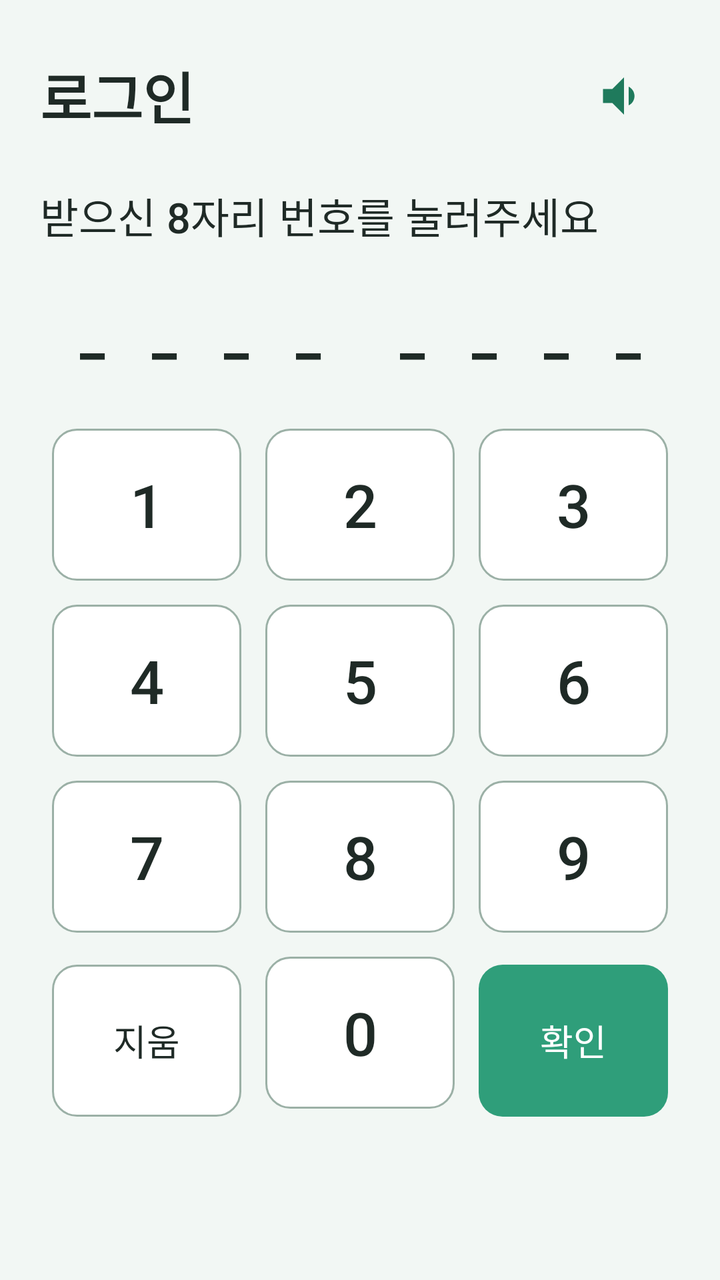
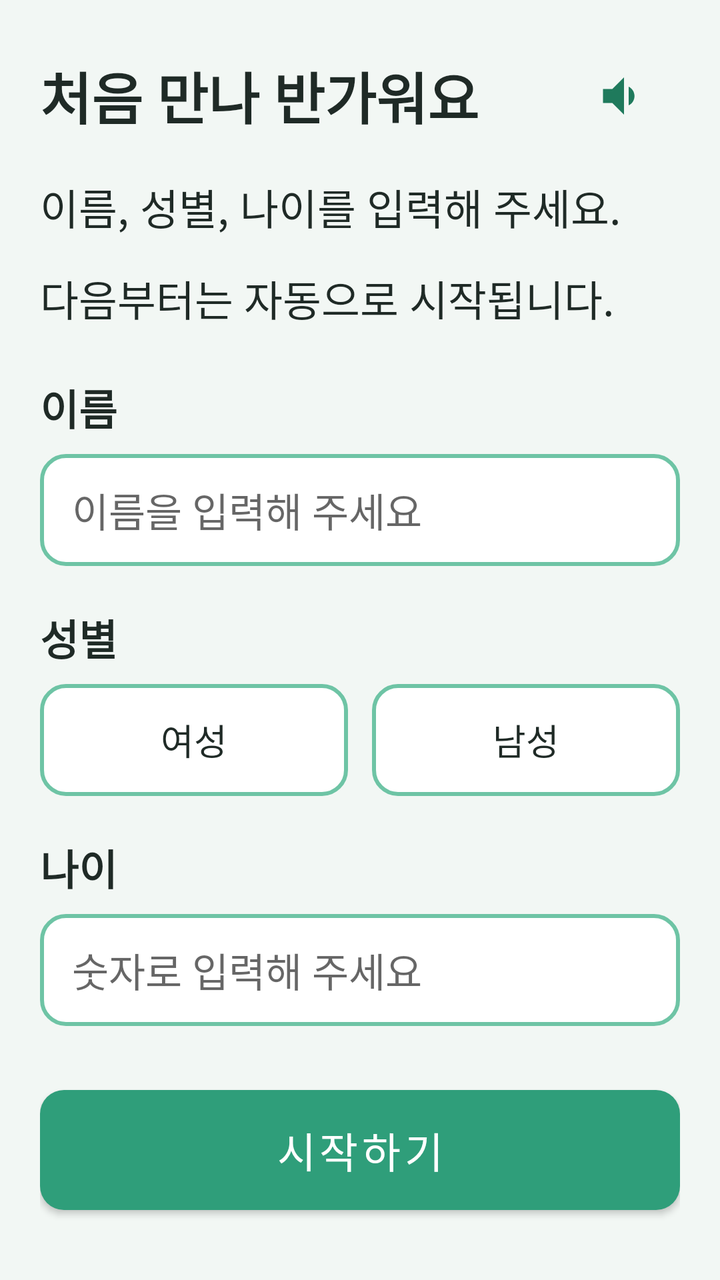

Compare the two renders of this Android layout. The source of the first and the diff that turns it into the second are given below.
<!-- AndroidManifest.xml: application theme Theme.TMind -->
<!-- res/layout/activity_login.xml -->
<?xml version="1.0" encoding="utf-8"?>
<LinearLayout xmlns:android="http://schemas.android.com/apk/res/android"
    android:layout_width="match_parent"
    android:layout_height="match_parent"
    android:background="@color/bg_senior"
    android:orientation="vertical"
    android:padding="20dp">

    <LinearLayout
        android:layout_width="match_parent"
        android:layout_height="wrap_content"
        android:gravity="center_vertical"
        android:orientation="horizontal">

        <TextView
            android:id="@+id/tvTitle"
            style="@style/SeniorTitle"
            android:layout_width="0dp"
            android:layout_height="wrap_content"
            android:layout_weight="1"
            android:text="@string/login_title" />

        <ImageButton
            android:id="@+id/btnTts"
            android:layout_width="56dp"
            android:layout_height="56dp"
            android:background="?attr/selectableItemBackgroundBorderless"
            android:contentDescription="@string/read_aloud"
            android:src="@drawable/ic_speaker" />
    </LinearLayout>

    <TextView
        android:id="@+id/tvHint"
        style="@style/SeniorBody"
        android:layout_width="match_parent"
        android:layout_height="wrap_content"
        android:layout_marginTop="16dp"
        android:text="@string/login_hint" />

    <LinearLayout
        android:layout_width="match_parent"
        android:layout_height="wrap_content"
        android:layout_marginTop="24dp"
        android:gravity="center"
        android:orientation="horizontal">

        <TextView android:id="@+id/slot1" style="@style/SeniorBody" android:layout_width="36dp" android:layout_height="wrap_content" android:gravity="center" android:text="_" android:textSize="28sp" android:textStyle="bold" />
        <TextView android:id="@+id/slot2" style="@style/SeniorBody" android:layout_width="36dp" android:layout_height="wrap_content" android:gravity="center" android:text="_" android:textSize="28sp" android:textStyle="bold" />
        <TextView android:id="@+id/slot3" style="@style/SeniorBody" android:layout_width="36dp" android:layout_height="wrap_content" android:gravity="center" android:text="_" android:textSize="28sp" android:textStyle="bold" />
        <TextView android:id="@+id/slot4" style="@style/SeniorBody" android:layout_width="36dp" android:layout_height="wrap_content" android:gravity="center" android:text="_" android:textSize="28sp" android:textStyle="bold" />
        <TextView android:layout_width="16dp" android:layout_height="wrap_content" />
        <TextView android:id="@+id/slot5" style="@style/SeniorBody" android:layout_width="36dp" android:layout_height="wrap_content" android:gravity="center" android:text="_" android:textSize="28sp" android:textStyle="bold" />
        <TextView android:id="@+id/slot6" style="@style/SeniorBody" android:layout_width="36dp" android:layout_height="wrap_content" android:gravity="center" android:text="_" android:textSize="28sp" android:textStyle="bold" />
        <TextView android:id="@+id/slot7" style="@style/SeniorBody" android:layout_width="36dp" android:layout_height="wrap_content" android:gravity="center" android:text="_" android:textSize="28sp" android:textStyle="bold" />
        <TextView android:id="@+id/slot8" style="@style/SeniorBody" android:layout_width="36dp" android:layout_height="wrap_content" android:gravity="center" android:text="_" android:textSize="28sp" android:textStyle="bold" />
    </LinearLayout>

    <GridLayout
        android:layout_width="match_parent"
        android:layout_height="0dp"
        android:layout_marginTop="24dp"
        android:layout_weight="1"
        android:columnCount="3"
        android:rowCount="4">

        <TextView android:id="@+id/key1" style="@style/SeniorKey" android:text="1" />
        <TextView android:id="@+id/key2" style="@style/SeniorKey" android:text="2" />
        <TextView android:id="@+id/key3" style="@style/SeniorKey" android:text="3" />
        <TextView android:id="@+id/key4" style="@style/SeniorKey" android:text="4" />
        <TextView android:id="@+id/key5" style="@style/SeniorKey" android:text="5" />
        <TextView android:id="@+id/key6" style="@style/SeniorKey" android:text="6" />
        <TextView android:id="@+id/key7" style="@style/SeniorKey" android:text="7" />
        <TextView android:id="@+id/key8" style="@style/SeniorKey" android:text="8" />
        <TextView android:id="@+id/key9" style="@style/SeniorKey" android:text="9" />
        <TextView android:id="@+id/keyClear" style="@style/SeniorKey" android:text="@string/key_clear" android:textSize="18sp" />
        <TextView android:id="@+id/key0" style="@style/SeniorKey" android:text="0" />
        <TextView android:id="@+id/keyConfirm" style="@style/SeniorKey" android:background="@drawable/bg_btn_primary" android:text="@string/key_confirm" android:textColor="@color/white" android:textSize="18sp" />
    </GridLayout>
</LinearLayout>
<!-- resources referenced by this layout -->
<resources>
  <color name="bg_senior">#F2F7F4</color>
  <color name="white">#FFFFFFFF</color>
  <!-- drawable bg_btn_primary (drawable) -->
  <?xml version="1.0" encoding="utf-8"?>
  <shape xmlns:android="http://schemas.android.com/apk/res/android">
      <solid android:color="@color/teal_primary"/>
      <corners android:radius="12dp"/>
  </shape>
  <!-- drawable ic_speaker (drawable) -->
  <vector xmlns:android="http://schemas.android.com/apk/res/android"
      android:width="28dp"
      android:height="28dp"
      android:viewportWidth="24"
      android:viewportHeight="24">
      <path android:fillColor="#1F7A5C" android:pathData="M3,9v6h4l5,5V4L7,9H3zM16.5,12c0,-1.77 -1.02,-3.29 -2.5,-4.03v8.05c1.48,-0.73 2.5,-2.25 2.5,-4.02z"/>
  </vector>
  <string name="key_clear">지움</string>
  <string name="key_confirm">확인</string>
  <string name="login_hint">받으신 8자리 번호를 눌러주세요</string>
  <string name="login_title">로그인</string>
  <string name="read_aloud">읽어주기</string>
  <style name="SeniorBody">
          <item name="android:textSize">21sp</item>
          <item name="android:textColor">@color/black</item>
          <item name="android:lineSpacingMultiplier">1.5</item>
      </style>
  <style name="SeniorKey">
          <item name="android:layout_width">0dp</item>
          <item name="android:layout_height">76dp</item>
          <item name="android:layout_columnWeight">1</item>
          <item name="android:layout_margin">6dp</item>
          <item name="android:background">@drawable/bg_key</item>
          <item name="android:textSize">30sp</item>
          <item name="android:textColor">@color/black</item>
          <item name="android:gravity">center</item>
      </style>
  <style name="SeniorTitle">
          <item name="android:textSize">28sp</item>
          <item name="android:textColor">@color/black</item>
          <item name="android:textStyle">bold</item>
          <item name="android:lineSpacingMultiplier">1.45</item>
      </style>
  <style name="Theme.TMind" parent="Theme.MaterialComponents.Light.NoActionBar">
          <item name="colorPrimary">@color/teal_primary</item>
          <item name="colorPrimaryVariant">@color/teal_dark</item>
          <item name="colorOnPrimary">@color/white</item>
          <item name="android:statusBarColor">@color/bg_senior</item>
          <item name="android:navigationBarColor">@color/bg_senior</item>
          <item name="android:windowLightStatusBar">true</item>
          <item name="android:windowLightNavigationBar">true</item>
          <item name="android:fontFamily">sans-serif-medium</item>
          <item name="materialButtonStyle">@style/SeniorButton</item>
      </style>
  <color name="teal_primary">#2F9E7A</color>
  <color name="black">#FF1F2A26</color>
  <!-- drawable bg_key (drawable) -->
  <?xml version="1.0" encoding="utf-8"?>
  <shape xmlns:android="http://schemas.android.com/apk/res/android">
      <solid android:color="@color/white"/>
      <corners android:radius="12dp"/>
      <stroke android:width="1dp" android:color="@color/border_gray"/>
  </shape>
  <color name="teal_dark">#1F7A5C</color>
  <style name="SeniorButton" parent="Widget.MaterialComponents.Button">
          <item name="android:minHeight">60dp</item>
          <item name="android:textSize">21sp</item>
          <item name="android:insetTop">0dp</item>
          <item name="android:insetBottom">0dp</item>
          <item name="cornerRadius">14dp</item>
          <item name="backgroundTint">@null</item>
          <item name="android:textAllCaps">false</item>
      </style>
  <color name="border_gray">#9BB0A6</color>
</resources>

<!-- the commit's change to res/layout/activity_login.xml (unified diff, before → after) -->
@@ -1,79 +1,139 @@
 <?xml version="1.0" encoding="utf-8"?>
-<LinearLayout xmlns:android="http://schemas.android.com/apk/res/android"
+<ScrollView xmlns:android="http://schemas.android.com/apk/res/android"
     android:layout_width="match_parent"
     android:layout_height="match_parent"
     android:background="@color/bg_senior"
-    android:orientation="vertical"
-    android:padding="20dp">
+    android:fillViewport="true">
 
     <LinearLayout
         android:layout_width="match_parent"
         android:layout_height="wrap_content"
-        android:gravity="center_vertical"
-        android:orientation="horizontal">
+        android:orientation="vertical"
+        android:padding="20dp">
+
+        <LinearLayout
+            android:layout_width="match_parent"
+            android:layout_height="wrap_content"
+            android:gravity="center_vertical"
+            android:orientation="horizontal">
+
+            <TextView
+                android:id="@+id/tvTitle"
+                style="@style/SeniorTitle"
+                android:layout_width="0dp"
+                android:layout_height="wrap_content"
+                android:layout_weight="1"
+                android:text="@string/profile_title" />
+
+            <ImageButton
+                android:id="@+id/btnTts"
+                android:layout_width="56dp"
+                android:layout_height="56dp"
+                android:background="?attr/selectableItemBackgroundBorderless"
+                android:contentDescription="@string/read_aloud"
+                android:src="@drawable/ic_speaker" />
+        </LinearLayout>
 
         <TextView
-            android:id="@+id/tvTitle"
-            style="@style/SeniorTitle"
-            android:layout_width="0dp"
+            android:id="@+id/tvHint"
+            style="@style/SeniorBody"
+            android:layout_width="match_parent"
             android:layout_height="wrap_content"
-            android:layout_weight="1"
-            android:text="@string/login_title" />
+            android:layout_marginTop="12dp"
+            android:text="@string/profile_hint" />
 
-        <ImageButton
-            android:id="@+id/btnTts"
-            android:layout_width="56dp"
+        <TextView
+            style="@style/SeniorBody"
+            android:layout_width="match_parent"
+            android:layout_height="wrap_content"
+            android:layout_marginTop="24dp"
+            android:text="@string/profile_name"
+            android:textStyle="bold" />
+
+        <EditText
+            android:id="@+id/etName"
+            android:layout_width="match_parent"
             android:layout_height="56dp"
-            android:background="?attr/selectableItemBackgroundBorderless"
-            android:contentDescription="@string/read_aloud"
-            android:src="@drawable/ic_speaker" />
+            android:layout_marginTop="8dp"
+            android:background="@drawable/bg_btn_outline"
+            android:hint="@string/profile_name_hint"
+            android:inputType="textPersonName"
+            android:maxLines="1"
+            android:paddingHorizontal="16dp"
+            android:textColor="@color/text_primary"
+            android:textSize="20sp" />
+
+        <TextView
+            style="@style/SeniorBody"
+            android:layout_width="match_parent"
+            android:layout_height="wrap_content"
+            android:layout_marginTop="20dp"
+            android:text="@string/profile_gender"
+            android:textStyle="bold" />
+
+        <RadioGroup
+            android:id="@+id/rgGender"
+            android:layout_width="match_parent"
+            android:layout_height="wrap_content"
+            android:layout_marginTop="8dp"
+            android:orientation="horizontal">
+
+            <RadioButton
+                android:id="@+id/rbFemale"
+                android:layout_width="0dp"
+                android:layout_height="56dp"
+                android:layout_weight="1"
+                android:background="@drawable/bg_btn_outline"
+                android:button="@null"
+                android:gravity="center"
+                android:text="@string/profile_gender_female"
+                android:textColor="@color/text_primary"
+                android:textSize="18sp" />
+
+            <RadioButton
+                android:id="@+id/rbMale"
+                android:layout_width="0dp"
+                android:layout_height="56dp"
+                android:layout_marginStart="12dp"
+                android:layout_weight="1"
+                android:background="@drawable/bg_btn_outline"
+                android:button="@null"
+                android:gravity="center"
+                android:text="@string/profile_gender_male"
+                android:textColor="@color/text_primary"
+                android:textSize="18sp" />
+        </RadioGroup>
+
+        <TextView
+            style="@style/SeniorBody"
+            android:layout_width="match_parent"
+            android:layout_height="wrap_content"
+            android:layout_marginTop="20dp"
+            android:text="@string/profile_age"
+            android:textStyle="bold" />
+
+        <EditText
+            android:id="@+id/etAge"
+            android:layout_width="match_parent"
+            android:layout_height="56dp"
+            android:layout_marginTop="8dp"
+            android:background="@drawable/bg_btn_outline"
+            android:hint="@string/profile_age_hint"
+            android:inputType="number"
+            android:maxLength="3"
+            android:maxLines="1"
+            android:paddingHorizontal="16dp"
+            android:textColor="@color/text_primary"
+            android:textSize="20sp" />
+
+        <Button
+            android:id="@+id/btnStart"
+            style="@style/SeniorButton"
+            android:layout_width="match_parent"
+            android:layout_height="60dp"
+            android:layout_marginTop="32dp"
+            android:background="@drawable/bg_btn_primary"
+            android:text="@string/profile_start"
+            android:textColor="@color/white" />
     </LinearLayout>
-
-    <TextView
-        android:id="@+id/tvHint"
-        style="@style/SeniorBody"
-        android:layout_width="match_parent"
-        android:layout_height="wrap_content"
-        android:layout_marginTop="16dp"
-        android:text="@string/login_hint" />
-
-    <LinearLayout
-        android:layout_width="match_parent"
-        android:layout_height="wrap_content"
-        android:layout_marginTop="24dp"
-        android:gravity="center"
-        android:orientation="horizontal">
-
-        <TextView android:id="@+id/slot1" style="@style/SeniorBody" android:layout_width="36dp" android:layout_height="wrap_content" android:gravity="center" android:text="_" android:textSize="28sp" android:textStyle="bold" />
-        <TextView android:id="@+id/slot2" style="@style/SeniorBody" android:layout_width="36dp" android:layout_height="wrap_content" android:gravity="center" android:text="_" android:textSize="28sp" android:textStyle="bold" />
-        <TextView android:id="@+id/slot3" style="@style/SeniorBody" android:layout_width="36dp" android:layout_height="wrap_content" android:gravity="center" android:text="_" android:textSize="28sp" android:textStyle="bold" />
-        <TextView android:id="@+id/slot4" style="@style/SeniorBody" android:layout_width="36dp" android:layout_height="wrap_content" android:gravity="center" android:text="_" android:textSize="28sp" android:textStyle="bold" />
-        <TextView android:layout_width="16dp" android:layout_height="wrap_content" />
-        <TextView android:id="@+id/slot5" style="@style/SeniorBody" android:layout_width="36dp" android:layout_height="wrap_content" android:gravity="center" android:text="_" android:textSize="28sp" android:textStyle="bold" />
-        <TextView android:id="@+id/slot6" style="@style/SeniorBody" android:layout_width="36dp" android:layout_height="wrap_content" android:gravity="center" android:text="_" android:textSize="28sp" android:textStyle="bold" />
-        <TextView android:id="@+id/slot7" style="@style/SeniorBody" android:layout_width="36dp" android:layout_height="wrap_content" android:gravity="center" android:text="_" android:textSize="28sp" android:textStyle="bold" />
-        <TextView android:id="@+id/slot8" style="@style/SeniorBody" android:layout_width="36dp" android:layout_height="wrap_content" android:gravity="center" android:text="_" android:textSize="28sp" android:textStyle="bold" />
-    </LinearLayout>
-
-    <GridLayout
-        android:layout_width="match_parent"
-        android:layout_height="0dp"
-        android:layout_marginTop="24dp"
-        android:layout_weight="1"
-        android:columnCount="3"
-        android:rowCount="4">
-
-        <TextView android:id="@+id/key1" style="@style/SeniorKey" android:text="1" />
-        <TextView android:id="@+id/key2" style="@style/SeniorKey" android:text="2" />
-        <TextView android:id="@+id/key3" style="@style/SeniorKey" android:text="3" />
-        <TextView android:id="@+id/key4" style="@style/SeniorKey" android:text="4" />
-        <TextView android:id="@+id/key5" style="@style/SeniorKey" android:text="5" />
-        <TextView android:id="@+id/key6" style="@style/SeniorKey" android:text="6" />
-        <TextView android:id="@+id/key7" style="@style/SeniorKey" android:text="7" />
-        <TextView android:id="@+id/key8" style="@style/SeniorKey" android:text="8" />
-        <TextView android:id="@+id/key9" style="@style/SeniorKey" android:text="9" />
-        <TextView android:id="@+id/keyClear" style="@style/SeniorKey" android:text="@string/key_clear" android:textSize="18sp" />
-        <TextView android:id="@+id/key0" style="@style/SeniorKey" android:text="0" />
-        <TextView android:id="@+id/keyConfirm" style="@style/SeniorKey" android:background="@drawable/bg_btn_primary" android:text="@string/key_confirm" android:textColor="@color/white" android:textSize="18sp" />
-    </GridLayout>
-</LinearLayout>
+</ScrollView>
<!-- resource entries referenced after the edit -->
@@ -1,7 +1,15 @@
 <!-- resources referenced by this layout -->
 <resources>
   <color name="bg_senior">#F2F7F4</color>
+  <color name="text_primary">#1F2A26</color>
   <color name="white">#FFFFFFFF</color>
+  <!-- drawable bg_btn_outline (drawable) -->
+  <?xml version="1.0" encoding="utf-8"?>
+  <shape xmlns:android="http://schemas.android.com/apk/res/android">
+      <solid android:color="@color/white"/>
+      <corners android:radius="12dp"/>
+      <stroke android:width="2dp" android:color="@color/teal_pastel"/>
+  </shape>
   <!-- drawable bg_btn_primary (drawable) -->
   <?xml version="1.0" encoding="utf-8"?>
   <shape xmlns:android="http://schemas.android.com/apk/res/android">
@@ -16,25 +24,21 @@
       android:viewportHeight="24">
       <path android:fillColor="#1F7A5C" android:pathData="M3,9v6h4l5,5V4L7,9H3zM16.5,12c0,-1.77 -1.02,-3.29 -2.5,-4.03v8.05c1.48,-0.73 2.5,-2.25 2.5,-4.02z"/>
   </vector>
-  <string name="key_clear">지움</string>
-  <string name="key_confirm">확인</string>
-  <string name="login_hint">받으신 8자리 번호를 눌러주세요</string>
-  <string name="login_title">로그인</string>
+  <string name="profile_age">나이</string>
+  <string name="profile_age_hint">숫자로 입력해 주세요</string>
+  <string name="profile_gender">성별</string>
+  <string name="profile_gender_female">여성</string>
+  <string name="profile_gender_male">남성</string>
+  <string name="profile_hint">이름, 성별, 나이를 입력해 주세요.\n다음부터는 자동으로 시작됩니다.</string>
+  <string name="profile_name">이름</string>
+  <string name="profile_name_hint">이름을 입력해 주세요</string>
+  <string name="profile_start">시작하기</string>
+  <string name="profile_title">처음 만나 반가워요</string>
   <string name="read_aloud">읽어주기</string>
   <style name="SeniorBody">
           <item name="android:textSize">21sp</item>
           <item name="android:textColor">@color/black</item>
           <item name="android:lineSpacingMultiplier">1.5</item>
-      </style>
-  <style name="SeniorKey">
-          <item name="android:layout_width">0dp</item>
-          <item name="android:layout_height">76dp</item>
-          <item name="android:layout_columnWeight">1</item>
-          <item name="android:layout_margin">6dp</item>
-          <item name="android:background">@drawable/bg_key</item>
-          <item name="android:textSize">30sp</item>
-          <item name="android:textColor">@color/black</item>
-          <item name="android:gravity">center</item>
       </style>
   <style name="SeniorTitle">
           <item name="android:textSize">28sp</item>
@@ -53,15 +57,9 @@
           <item name="android:fontFamily">sans-serif-medium</item>
           <item name="materialButtonStyle">@style/SeniorButton</item>
       </style>
+  <color name="teal_pastel">#6EC4A5</color>
   <color name="teal_primary">#2F9E7A</color>
   <color name="black">#FF1F2A26</color>
-  <!-- drawable bg_key (drawable) -->
-  <?xml version="1.0" encoding="utf-8"?>
-  <shape xmlns:android="http://schemas.android.com/apk/res/android">
-      <solid android:color="@color/white"/>
-      <corners android:radius="12dp"/>
-      <stroke android:width="1dp" android:color="@color/border_gray"/>
-  </shape>
   <color name="teal_dark">#1F7A5C</color>
   <style name="SeniorButton" parent="Widget.MaterialComponents.Button">
           <item name="android:minHeight">60dp</item>
@@ -72,6 +70,5 @@
           <item name="backgroundTint">@null</item>
           <item name="android:textAllCaps">false</item>
       </style>
-  <color name="border_gray">#9BB0A6</color>
 </resources>
 
